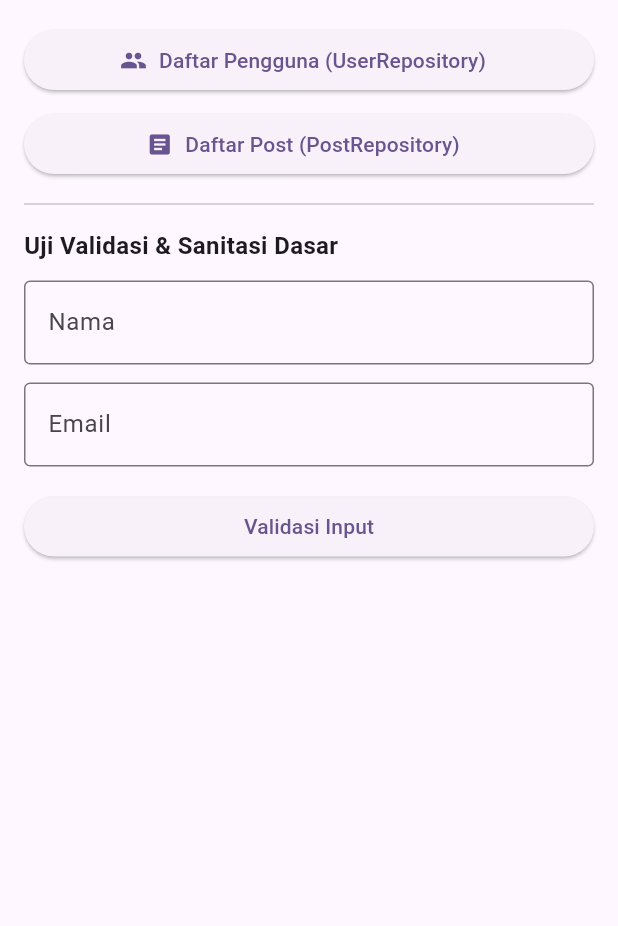
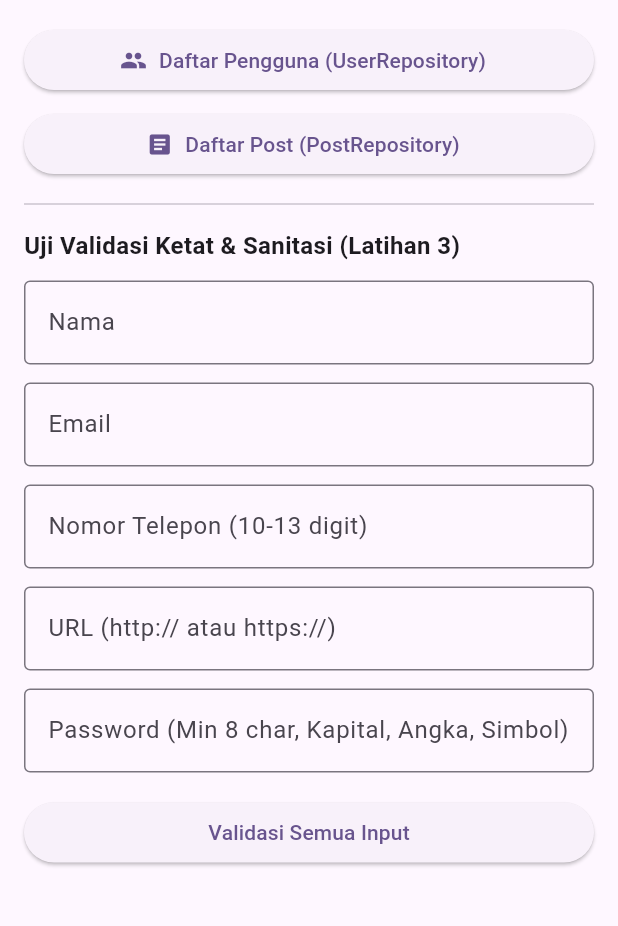
Before and after one commit to Fatra17/rpl_keamanan, a Flutter app: the screen it shows after launch, on a phone screen of 412 x 824 dp, the part 84-1010 px from its top. Run offline on Flutter 3.47's test engine with Material 3 defaults, Android fonts, the phone set to English and light mode, and no system bars; our stand-ins replace flutter_dotenv, flutter_secure_storage.

Commit message:
Menambahkan validasi phone, URL, dan password

```diff
--- a/lib/screens/home_screen.dart
+++ b/lib/screens/home_screen.dart
@@ -1,9 +1,8 @@
 import 'package:flutter/material.dart';
-import 'post_list_screen.dart';
 import '../utils/validators.dart';
 import 'user_list_screen.dart';
+import 'post_list_screen.dart';
 
-/// Halaman utama aplikasi.
 class HomeScreen extends StatefulWidget {
   const HomeScreen({super.key});
 
@@ -15,12 +14,18 @@ class _HomeScreenState extends State<HomeScreen> {
   final _formKey = GlobalKey<FormState>();
   final _nameController = TextEditingController();
   final _emailController = TextEditingController();
+  final _phoneController = TextEditingController();
+  final _urlController = TextEditingController();
+  final _passwordController = TextEditingController();
   String _result = '';
 
   @override
   void dispose() {
     _nameController.dispose();
     _emailController.dispose();
+    _phoneController.dispose();
+    _urlController.dispose();
+    _passwordController.dispose();
     super.dispose();
   }
 
@@ -28,7 +33,7 @@ class _HomeScreenState extends State<HomeScreen> {
     if (_formKey.currentState!.validate()) {
       final sanitizedName = Validators.sanitize(_nameController.text);
       setState(() {
-        _result = 'Valid! Nama tersanitasi: $sanitizedName';
+        _result = 'Semua input valid! Nama tersanitasi: $sanitizedName';
       });
     }
   }
@@ -65,7 +70,7 @@ class _HomeScreenState extends State<HomeScreen> {
             ),
             const Divider(height: 32),
             const Text(
-              'Uji Validasi & Sanitasi Dasar',
+              'Uji Validasi Ketat & Sanitasi (Latihan 3)',
               style: TextStyle(fontSize: 16, fontWeight: FontWeight.bold),
             ),
             const SizedBox(height: 12),
@@ -91,12 +96,41 @@ class _HomeScreenState extends State<HomeScreen> {
                     ),
                     validator: Validators.validateEmail,
                   ),
+                  const SizedBox(height: 12),
+                  TextFormField(
+                    controller: _phoneController,
+                    keyboardType: TextInputType.phone,
+                    decoration: const InputDecoration(
+                      labelText: 'Nomor Telepon (10-13 digit)',
+                      border: OutlineInputBorder(),
+                    ),
+                    validator: Validators.validatePhone,
+                  ),
+                  const SizedBox(height: 12),
+                  TextFormField(
+                    controller: _urlController,
+                    decoration: const InputDecoration(
+                      labelText: 'URL (http:// atau https://)',
+                      border: OutlineInputBorder(),
+                    ),
+                    validator: Validators.validateUrl,
+                  ),
+                  const SizedBox(height: 12),
+                  TextFormField(
+                    controller: _passwordController,
+                    obscureText: true,
+                    decoration: const InputDecoration(
+                      labelText: 'Password (Min 8 char, Kapital, Angka, Simbol)',
+                      border: OutlineInputBorder(),
+                    ),
+                    validator: Validators.validatePassword,
+                  ),
                   const SizedBox(height: 16),
                   SizedBox(
                     width: double.infinity,
                     child: ElevatedButton(
                       onPressed: _submit,
-                      child: const Text('Validasi Input'),
+                      child: const Text('Validasi Semua Input'),
                     ),
                   ),
                 ],
--- a/lib/utils/validators.dart
+++ b/lib/utils/validators.dart
@@ -63,4 +63,47 @@ class Validators {
     }
     return null;
   }
+  /// Memvalidasi nomor telepon (hanya angka, 10-13 digit).
+  static String? validatePhone(String? value) {
+    if (value == null || value.trim().isEmpty) {
+      return 'Nomor telepon tidak boleh kosong';
+    }
+    final regex = RegExp(r'^[0-9]{10,13}$');
+    if (!regex.hasMatch(value.trim())) {
+      return 'Nomor telepon harus berupa 10-13 digit angka';
+    }
+    return null;
+  }
+
+  /// Memvalidasi URL (harus dimulai dengan http:// atau https://).
+  static String? validateUrl(String? value) {
+    if (value == null || value.trim().isEmpty) {
+      return 'URL tidak boleh kosong';
+    }
+    final regex = RegExp(r'^https?:\/\/[^\s/$.?#].[^\s]*$', caseSensitive: false);
+    if (!regex.hasMatch(value.trim())) {
+      return 'URL harus dimulai dengan http:// atau https://';
+    }
+    return null;
+  }
+
+  /// Memvalidasi password (minimal 8 karakter, mengandung huruf kapital, angka, dan simbol).
+  static String? validatePassword(String? value) {
+    if (value == null || value.isEmpty) {
+      return 'Password tidak boleh kosong';
+    }
+    if (value.length < 8) {
+      return 'Password minimal 8 karakter';
+    }
+    if (!RegExp(r'[A-Z]').hasMatch(value)) {
+      return 'Password harus mengandung huruf kapital';
+    }
+    if (!RegExp(r'[0-9]').hasMatch(value)) {
+      return 'Password harus mengandung angka';
+    }
+    if (!RegExp(r'[!@#$%^&*(),.?":{}|<>_\-+=/\\]').hasMatch(value)) {
+      return 'Password harus mengandung simbol';
+    }
+    return null;
+  }
 }
```
Also changed, not shown: lib/main.dart (+7 -7 lines), lib/screens/post_list_screen.dart (+11 -6 lines), lib/screens/user_list_screen.dart (+9 -4 lines).
